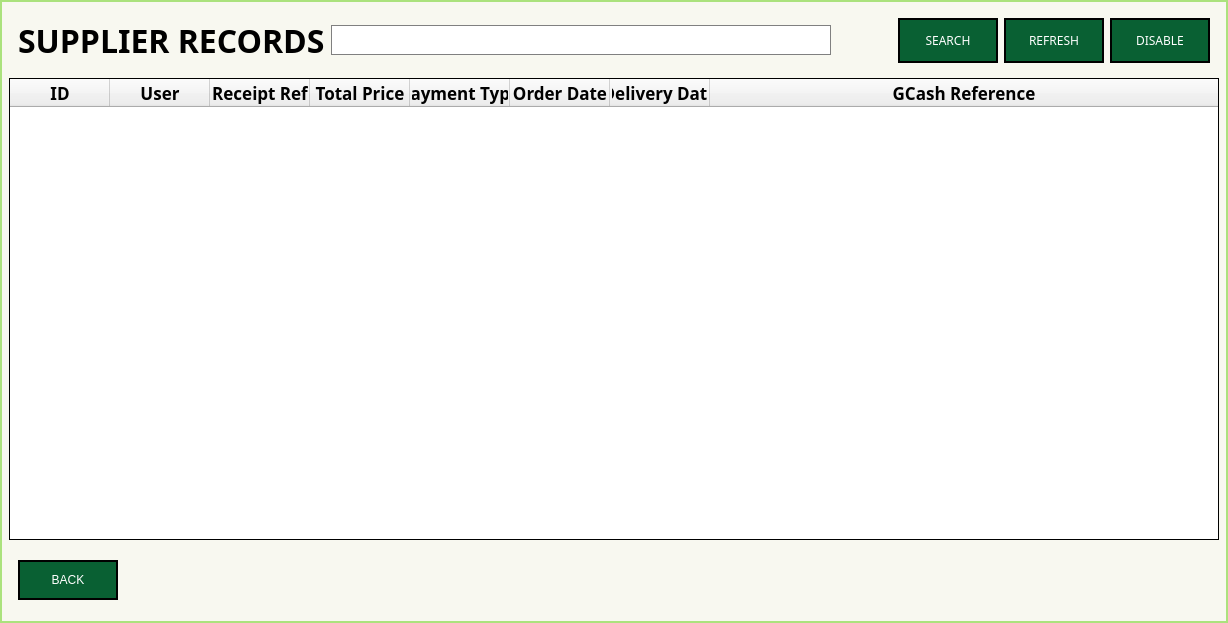
Before: the Qt Designer form Screens/MainMenuScreens/Records/Supplier_Records.ui in Bideiro/Ranil_project_py, drawn with Qt 5.
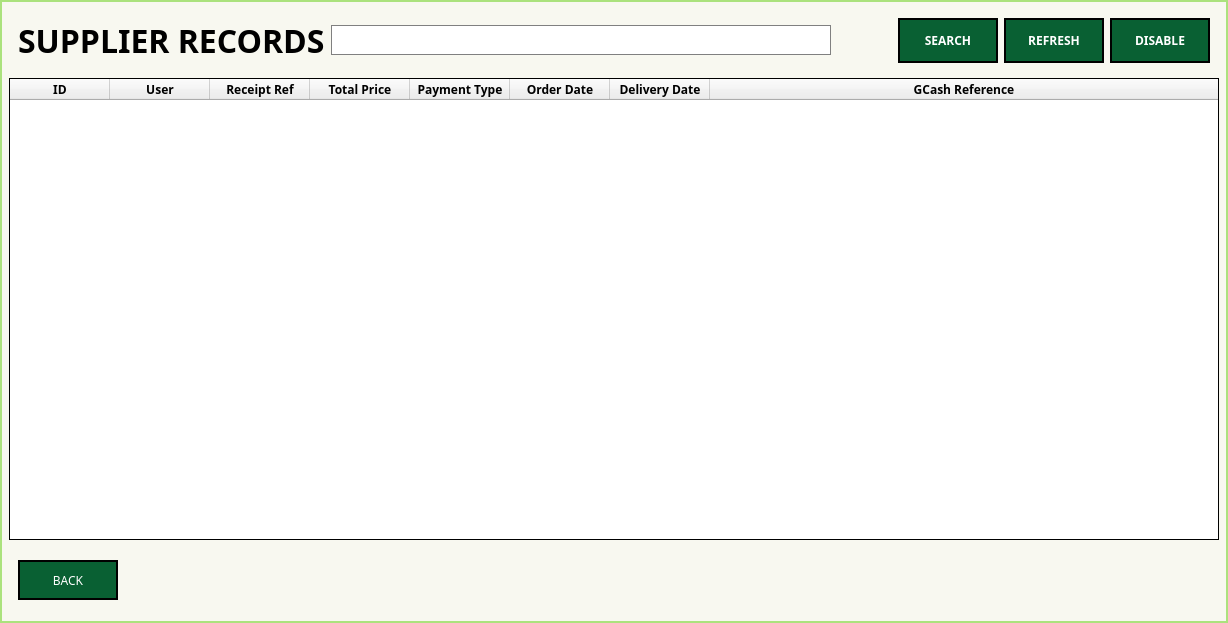
After: the same form once the commit is applied. Icons and pictures are not drawn.

```diff
--- a/Screens/MainMenuScreens/Records/Supplier_Records.ui
+++ b/Screens/MainMenuScreens/Records/Supplier_Records.ui
@@ -14,6 +14,11 @@
    <string>MainWindow</string>
   </property>
   <widget class="QWidget" name="centralwidget">
+   <property name="font">
+    <font>
+     <family>DM Sans</family>
+    </font>
+   </property>
    <property name="styleSheet">
     <string notr="true">.QWidget{
 background-color: #F8F8F0
@@ -128,6 +133,7 @@
             <property name="font">
              <font>
               <family>DM Sans</family>
+              <bold>true</bold>
              </font>
             </property>
             <property name="text">
@@ -152,6 +158,7 @@
             <property name="font">
              <font>
               <family>DM Sans</family>
+              <bold>true</bold>
              </font>
             </property>
             <property name="text">
@@ -176,6 +183,7 @@
             <property name="font">
              <font>
               <family>DM Sans</family>
+              <bold>true</bold>
              </font>
             </property>
             <property name="text">
@@ -193,7 +201,7 @@
          </property>
          <property name="font">
           <font>
-           <family>DM Sans 14pt ExtraBold</family>
+           <family>DM Sans</family>
            <bold>false</bold>
           </font>
          </property>
@@ -249,7 +257,7 @@
           <property name="font">
            <font>
             <family>DM Sans</family>
-            <pointsize>13</pointsize>
+            <pointsize>9</pointsize>
             <bold>true</bold>
            </font>
           </property>
@@ -261,7 +269,7 @@
           <property name="font">
            <font>
             <family>DM Sans</family>
-            <pointsize>13</pointsize>
+            <pointsize>9</pointsize>
             <bold>true</bold>
            </font>
           </property>
@@ -273,7 +281,7 @@
           <property name="font">
            <font>
             <family>DM Sans</family>
-            <pointsize>13</pointsize>
+            <pointsize>9</pointsize>
             <bold>true</bold>
            </font>
           </property>
@@ -285,7 +293,7 @@
           <property name="font">
            <font>
             <family>DM Sans</family>
-            <pointsize>13</pointsize>
+            <pointsize>9</pointsize>
             <bold>true</bold>
            </font>
           </property>
@@ -297,7 +305,7 @@
           <property name="font">
            <font>
             <family>DM Sans</family>
-            <pointsize>13</pointsize>
+            <pointsize>9</pointsize>
             <bold>true</bold>
            </font>
           </property>
@@ -309,7 +317,7 @@
           <property name="font">
            <font>
             <family>DM Sans</family>
-            <pointsize>13</pointsize>
+            <pointsize>9</pointsize>
             <bold>true</bold>
            </font>
           </property>
@@ -321,7 +329,7 @@
           <property name="font">
            <font>
             <family>DM Sans</family>
-            <pointsize>13</pointsize>
+            <pointsize>9</pointsize>
             <bold>true</bold>
            </font>
           </property>
@@ -333,7 +341,7 @@
           <property name="font">
            <font>
             <family>DM Sans</family>
-            <pointsize>13</pointsize>
+            <pointsize>9</pointsize>
             <bold>true</bold>
            </font>
           </property>
```
Left out of the diff: 3 changed lines with no effect on the pictures.
